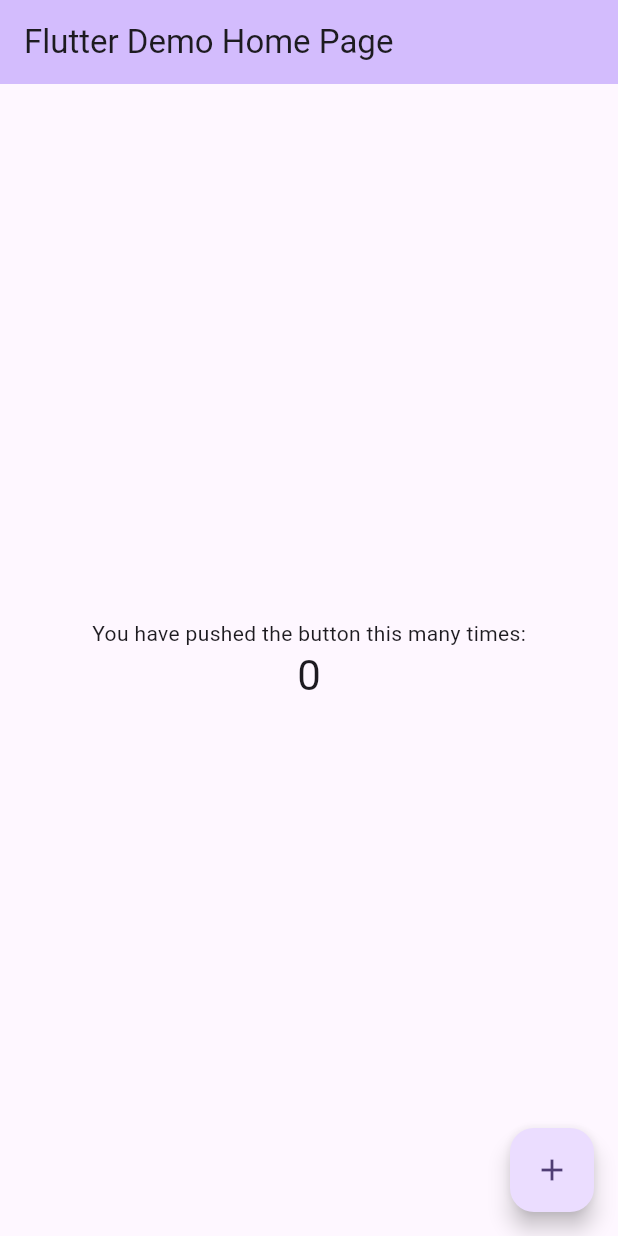
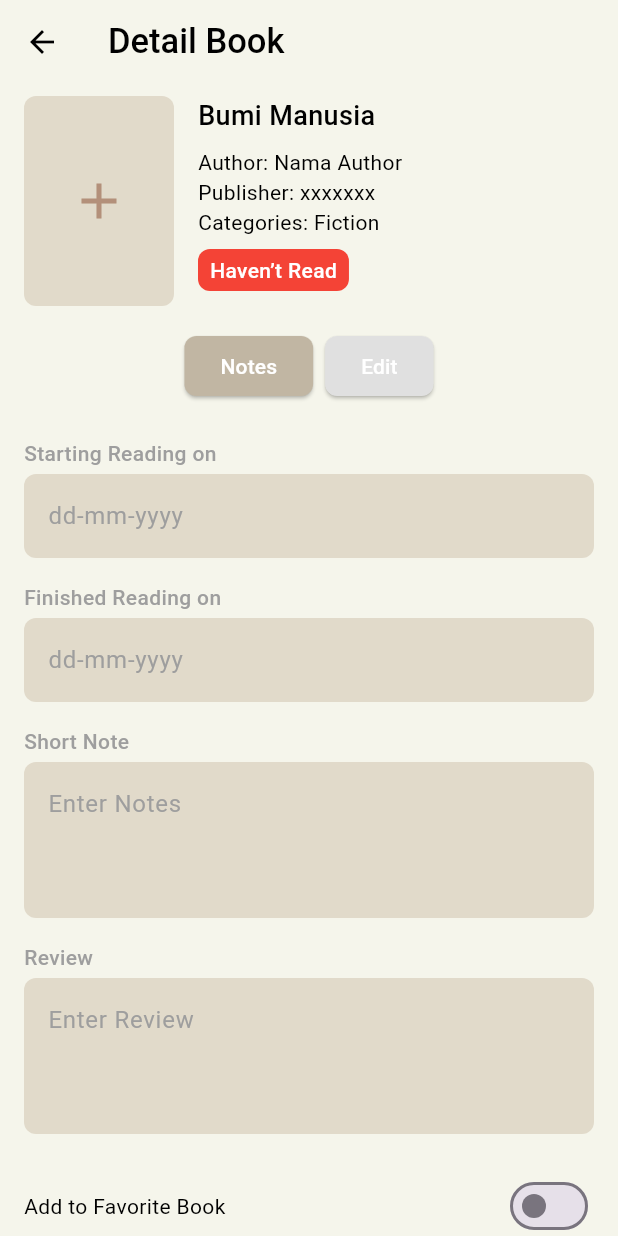
Before and after one commit to AnnisaFadila069/FP-TeknologiBerkembang, a Flutter app: the screen it shows after launch, on a phone screen of 412 x 824 dp. Run offline on Flutter 3.47's test engine with Material 3 defaults, Android fonts, the phone set to English and light mode, and no system bars; Roboto replaces fonts that are missing (BeVietnamPro).

Commit message:
commit pertama

```diff
--- /dev/null
+++ b/lib/custom_widgets.dart
@@ -0,0 +1,120 @@
+// File: custom_widgets.dart
+
+import 'package:flutter/material.dart';
+
+class CustomTextField extends StatelessWidget {
+  final String label;
+  final String hintText;
+  final int maxLines;
+
+  const CustomTextField({
+    super.key,
+    required this.label,
+    required this.hintText,
+    this.maxLines = 1,
+  });
+
+  @override
+  Widget build(BuildContext context) {
+    return Padding(
+      padding: const EdgeInsets.symmetric(vertical: 8.0),
+      child: Column(
+        crossAxisAlignment: CrossAxisAlignment.start,
+        children: [
+          Text(
+            label,
+            style: const TextStyle(
+              fontFamily: 'BeVietnamPro',
+              fontSize: 14,
+              fontWeight: FontWeight.w500,
+              color: Colors.grey,
+            ),
+          ),
+          const SizedBox(height: 4),
+          TextField(
+            maxLines: maxLines,
+            decoration: InputDecoration(
+              filled: true,
+              fillColor: const Color(0xFFE1DACA),
+              hintText: hintText,
+              hintStyle: const TextStyle(color: Colors.grey),
+              border: OutlineInputBorder(
+                borderRadius: BorderRadius.circular(8),
+                borderSide: BorderSide.none,
+              ),
+            ),
+          ),
+        ],
+      ),
+    );
+  }
+}
+
+class CustomDropdown extends StatelessWidget {
+  final String label;
+  final List<String> items;
+  final String value;
+  final ValueChanged<String?>? onChanged;
+
+  const CustomDropdown({
+    super.key,
+    required this.label,
+    required this.items,
+    required this.value,
+    this.onChanged,
+  });
+
+  @override
+  Widget build(BuildContext context) {
+    return Padding(
+      padding: const EdgeInsets.symmetric(vertical: 8.0),
+      child: Column(
+        crossAxisAlignment: CrossAxisAlignment.start,
+        children: [
+          Text(
+            label,
+            style: const TextStyle(
+              fontFamily: 'BeVietnamPro',
+              fontSize: 14,
+              fontWeight: FontWeight.w500,
+              color: Colors.grey,
+            ),
+          ),
+          const SizedBox(height: 4),
+          Container(
+            padding: const EdgeInsets.symmetric(horizontal: 12),
+            decoration: BoxDecoration(
+              color: const Color(0xFFE1DACA),
+              borderRadius: BorderRadius.circular(8),
+            ),
+            child: DropdownButtonHideUnderline(
+              child: DropdownButton<String>(
+                isExpanded: true,
+                value: value,
+                items: items.map((String value) {
+                  return DropdownMenuItem<String>(
+                    value: value,
+                    child: Text(
+                      value,
+                      style: const TextStyle(
+                        fontSize: 14,
+                        color: Colors.black,
+                      ),
+                    ),
+                  );
+                }).toList(),
+                onChanged: onChanged,
+                dropdownColor: const Color(0xFFF5F5EB),
+                style: const TextStyle(
+                  fontFamily: 'BeVietnamPro',
+                  fontSize: 14,
+                  color: Colors.black,
+                ),
+              ),
+            ),
+          ),
+        ],
+      ),
+    );
+  }
+}
--- /dev/null
+++ b/lib/detail_edit.dart
@@ -0,0 +1,337 @@
+import 'package:flutter/material.dart';
+import 'custom_widgets.dart';
+
+class BookDetailPage extends StatefulWidget {
+  const BookDetailPage({super.key});
+
+  @override
+  State<BookDetailPage> createState() => _BookDetailPageState();
+}
+
+class _BookDetailPageState extends State<BookDetailPage> {
+  String selectedCategory = 'Fiction';
+  String selectedStatus = 'Haven’t Read';
+  bool isEditing = false;
+  String imagePath = '';
+
+  final TextEditingController titleController =
+      TextEditingController(text: "Bumi Manusia");
+  final TextEditingController authorController =
+      TextEditingController(text: "Nama Author");
+  final TextEditingController publisherController =
+      TextEditingController(text: "xxxxxxx");
+  final TextEditingController descriptionController = TextEditingController();
+
+  @override
+  Widget build(BuildContext context) {
+    return Scaffold(
+      backgroundColor: const Color(0xFFF5F5EB),
+      appBar: AppBar(
+        backgroundColor: const Color(0xFFF5F5EB),
+        elevation: 0,
+        leading: IconButton(
+          icon: const Icon(Icons.arrow_back, color: Colors.black),
+          onPressed: () {
+            Navigator.pop(context);
+          },
+        ),
+        title: const Text(
+          'Detail Book',
+          style: TextStyle(
+            fontFamily: 'BeVietnamPro',
+            color: Colors.black,
+            fontSize: 23,
+            fontWeight: FontWeight.w500,
+          ),
+        ),
+      ),
+      body: SingleChildScrollView(
+        child: Padding(
+          padding: const EdgeInsets.symmetric(horizontal: 16.0, vertical: 8.0),
+          child: Column(
+            children: [
+              Row(
+                crossAxisAlignment: CrossAxisAlignment.start,
+                children: [
+                  GestureDetector(
+                    onTap: () async {
+                      // Fungsi untuk memilih gambar
+                    },
+                    child: Container(
+                      width: 100,
+                      height: 140,
+                      decoration: BoxDecoration(
+                        color: const Color(0xFFE1DACA),
+                        borderRadius: BorderRadius.circular(8),
+                        image: imagePath.isNotEmpty
+                            ? DecorationImage(
+                                image: AssetImage(imagePath),
+                                fit: BoxFit.cover,
+                              )
+                            : null,
+                      ),
+                      child: imagePath.isEmpty
+                          ? const Icon(Icons.add,
+                              size: 40, color: Color(0xFFB3907A))
+                          : null,
+                    ),
+                  ),
+                  const SizedBox(width: 16),
+                  Expanded(
+                    child: Column(
+                      crossAxisAlignment: CrossAxisAlignment.start,
+                      children: [
+                        Text(
+                          titleController.text,
+                          style: const TextStyle(
+                            fontFamily: 'BeVietnamPro',
+                            fontSize: 18,
+                            fontWeight: FontWeight.w500,
+                            color: Colors.black,
+                          ),
+                        ),
+                        const SizedBox(height: 8),
+                        Text(
+                          'Author: ${authorController.text}',
+                          style: const TextStyle(
+                            fontFamily: 'BeVietnamPro',
+                            fontSize: 14,
+                            fontWeight: FontWeight.w400,
+                            color: Colors.black,
+                          ),
+                        ),
+                        Text(
+                          'Publisher: ${publisherController.text}',
+                          style: const TextStyle(
+                            fontFamily: 'BeVietnamPro',
+                            fontSize: 14,
+                            fontWeight: FontWeight.w400,
+                            color: Colors.black,
+                          ),
+                        ),
+                        Text(
+                          'Categories: $selectedCategory',
+                          style: const TextStyle(
+                            fontFamily: 'BeVietnamPro',
+                            fontSize: 14,
+                            fontWeight: FontWeight.w400,
+                            color: Colors.black,
+                          ),
+                        ),
+                        const SizedBox(height: 8),
+                        Container(
+                          padding: const EdgeInsets.symmetric(
+                            horizontal: 8,
+                            vertical: 4,
+                          ),
+                          decoration: BoxDecoration(
+                            color: selectedStatus == 'Haven’t Read'
+                            ? Colors.red
+                            : selectedStatus == 'Reading'
+                            ? Colors.orange
+                            : Colors.green,
+                            borderRadius: BorderRadius.circular(8),
+                          ),
+                          child: Text(
+                            selectedStatus,
+                            style: const TextStyle(
+                              fontFamily: 'BeVietnamPro',
+                              fontSize: 14,
+                              fontWeight: FontWeight.w500,
+                              color: Colors.white,
+                            ),
+                          ),
+                        ),
+                      ],
+                    ),
+                  ),
+                ],
+              ),
+              const SizedBox(height: 16),
+              Row(
+                mainAxisAlignment: MainAxisAlignment.center,
+                children: [
+                  ElevatedButton(
+                    onPressed: () {
+                      setState(() {
+                        isEditing = false;
+                      });
+                    },
+                    style: ElevatedButton.styleFrom(
+                      backgroundColor: !isEditing
+                          ? const Color(0xFFC1B6A3)
+                          : Colors.grey.shade300,
+                      shape: RoundedRectangleBorder(
+                        borderRadius: BorderRadius.circular(8),
+                      ),
+                    ),
+                    child: const Text(
+                      'Notes',
+                      style: TextStyle(
+                        fontFamily: 'BeVietnamPro',
+                        color: Colors.white,
+                        fontWeight: FontWeight.w500,
+                      ),
+                    ),
+                  ),
+                  const SizedBox(width: 8),
+                  ElevatedButton(
+                    onPressed: () {
+                      setState(() {
+                        isEditing = true;
+                      });
+                    },
+                    style: ElevatedButton.styleFrom(
+                      backgroundColor: isEditing
+                          ? const Color(0xFFC1B6A3)
+                          : Colors.grey.shade300,
+                      shape: RoundedRectangleBorder(
+                        borderRadius: BorderRadius.circular(8),
+                      ),
+                    ),
+                    child: const Text(
+                      'Edit',
+                      style: TextStyle(
+                        fontFamily: 'BeVietnamPro',
+                        color: Colors.white,
+                        fontWeight: FontWeight.w500,
+                      ),
+                    ),
+                  ),
+                ],
+              ),
+              const SizedBox(height: 16),
+              isEditing ? buildEditForm() : buildNotesForm(),
+            ],
+          ),
+        ),
+      ),
+    );
+  }
+
+  Widget buildNotesForm() {
+    return Column(
+      crossAxisAlignment: CrossAxisAlignment.start,
+      children: [
+        const CustomTextField(label: 'Starting Reading on', hintText: 'dd-mm-yyyy'),
+        const CustomTextField(label: 'Finished Reading on', hintText: 'dd-mm-yyyy'),
+        const CustomTextField(label: 'Short Note', hintText: 'Enter Notes', maxLines: 3),
+        const CustomTextField(label: 'Review', hintText: 'Enter Review', maxLines: 3),
+        const SizedBox(height: 16),
+        Row(
+          mainAxisAlignment: MainAxisAlignment.spaceBetween,
+          children: [
+            const Text(
+              'Add to Favorite Book',
+              style: TextStyle(
+                fontFamily: 'BeVietnamPro',
+                fontSize: 14,
+                color: Colors.black,
+              ),
+            ),
+            Switch(value: false, onChanged: (val) {}),
+          ],
+        ),
+        const SizedBox(height: 16),
+        Center(
+          child: ElevatedButton(
+            onPressed: () {
+              // Simpan data
+            },
+            style: ElevatedButton.styleFrom(
+              backgroundColor: const Color(0xFFC1B6A3),
+              shape: RoundedRectangleBorder(
+                borderRadius: BorderRadius.circular(8),
+              ),
+              padding: const EdgeInsets.symmetric(horizontal: 32, vertical: 12),
+            ),
+            child: const Text(
+              'SAVE',
+              style: TextStyle(
+                fontFamily: 'BeVietnamPro',
+                color: Colors.white,
+                fontWeight: FontWeight.w500,
+              ),
+            ),
+          ),
+        ),
+      ],
+    );
+  }
+
+  Widget buildEditForm() {
+  return Column(
+    crossAxisAlignment: CrossAxisAlignment.start,
+    children: [
+      CustomTextField(label: 'Title', hintText: titleController.text),
+      CustomTextField(label: 'Author', hintText: authorController.text),
+      CustomTextField(label: 'Publisher', hintText: publisherController.text),
+      CustomDropdown(
+        label: 'Categories',
+        items: ['Fiction', 'Non-Fiction', 'Sci-Fi'],
+        value: selectedCategory,
+        onChanged: (value) {
+          setState(() {
+            selectedCategory = value!;
+          });
+        },
+      ),
+      CustomDropdown(
+        label: 'Status',
+        items: ['Haven’t Read', 'Reading', 'Finished'],
+        value: selectedStatus,
+        onChanged: (value) {
+          setState(() {
+            selectedStatus = value!;
+          });
+        },
+      ),
+      CustomTextField(label: 'Description', hintText: descriptionController.text, maxLines: 5),
+      const SizedBox(height: 16),
+      Row(
+        mainAxisAlignment: MainAxisAlignment.spaceBetween,
+        children: [
+          ElevatedButton(
+            onPressed: () {
+              // Hapus buku
+            },
+            style: ElevatedButton.styleFrom(
+              backgroundColor: Colors.grey.shade300, // Warna tombol DELETE
+              shape: RoundedRectangleBorder(
+                borderRadius: BorderRadius.circular(8),
+              ),
+            ),
+            child: const Text(
+              'DELETE',
+              style: TextStyle(
+                fontFamily: 'BeVietnamPro',
+                color: Colors.white,
+                fontWeight: FontWeight.w500,
+              ),
+            ),
+          ),
+          ElevatedButton(
+            onPressed: () {
+              // Save perubahan
+            },
+            style: ElevatedButton.styleFrom(
+              backgroundColor: const Color(0xFFC1B6A3), // Warna tombol SAVE
+              shape: RoundedRectangleBorder(
+                borderRadius: BorderRadius.circular(8),
+              ),
+            ),
+            child: const Text(
+              'SAVE',
+              style: TextStyle(
+                fontFamily: 'BeVietnamPro',
+                color: Colors.white,
+                fontWeight: FontWeight.w500,
+              ),
+            ),
+          ),
+        ],
+      ),
+    ],
+  );
+}
+}
--- a/lib/main.dart
+++ b/lib/main.dart
@@ -1,4 +1,5 @@
 import 'package:flutter/material.dart';
+import 'detail_edit.dart'; // Sesuaikan dengan nama file Anda
 
 void main() {
   runApp(const MyApp());
@@ -7,120 +8,15 @@ void main() {
 class MyApp extends StatelessWidget {
   const MyApp({super.key});
 
-  // This widget is the root of your application.
-  // This widget is the root of your application.
   @override
   Widget build(BuildContext context) {
     return MaterialApp(
-      title: 'Flutter Demo',
+      debugShowCheckedModeBanner: false,
+      title: 'Book Detail App',
       theme: ThemeData(
-        // This is the theme of your application.
-        //
-        // TRY THIS: Try running your application with "flutter run". You'll see
-        // the application has a purple toolbar. Then, without quitting the app,
-        // try changing the seedColor in the colorScheme below to Colors.green
-        // and then invoke "hot reload" (save your changes or press the "hot
-        // reload" button in a Flutter-supported IDE, or press "r" if you used
-        // the command line to start the app).
-        //
-        // Notice that the counter didn't reset back to zero; the application
-        // state is not lost during the reload. To reset the state, use hot
-        // restart instead.
-        //
-        // This works for code too, not just values: Most code changes can be
-        // tested with just a hot reload.
-        colorScheme: ColorScheme.fromSeed(seedColor: Colors.deepPurple),
-        useMaterial3: true,
+        primarySwatch: Colors.brown,
       ),
-      home: const MyHomePage(title: 'Flutter Demo Home Page'),
+      home: const BookDetailPage(), // Menggunakan halaman BookDetailPage
     );
   }
 }
-
-class MyHomePage extends StatefulWidget {
-  const MyHomePage({super.key, required this.title});
-
-  // This widget is the home page of your application. It is stateful, meaning
-  // that it has a State object (defined below) that contains fields that affect
-  // how it looks.
-
-  // This class is the configuration for the state. It holds the values (in this
-  // case the title) provided by the parent (in this case the App widget) and
-  // used by the build method of the State. Fields in a Widget subclass are
-  // always marked "final".
-
-  final String title;
-
-  @override
-  State<MyHomePage> createState() => _MyHomePageState();
-}
-
-class _MyHomePageState extends State<MyHomePage> {
-  int _counter = 0;
-
-  void _incrementCounter() {
-    setState(() {
-      // This call to setState tells the Flutter framework that something has
-      // changed in this State, which causes it to rerun the build method below
-      // so that the display can reflect the updated values. If we changed
-      // _counter without calling setState(), then the build method would not be
-      // called again, and so nothing would appear to happen.
-      _counter++;
-    });
-  }
-
-  @override
-  Widget build(BuildContext context) {
-    // This method is rerun every time setState is called, for instance as done
-    // by the _incrementCounter method above.
-    //
-    // The Flutter framework has been optimized to make rerunning build methods
-    // fast, so that you can just rebuild anything that needs updating rather
-    // than having to individually change instances of widgets.
-    return Scaffold(
-      appBar: AppBar(
-        // TRY THIS: Try changing the color here to a specific color (to
-        // Colors.amber, perhaps?) and trigger a hot reload to see the AppBar
-        // change color while the other colors stay the same.
-        backgroundColor: Theme.of(context).colorScheme.inversePrimary,
-        // Here we take the value from the MyHomePage object that was created by
-        // the App.build method, and use it to set our appbar title.
-        title: Text(widget.title),
-      ),
-      body: Center(
-        // Center is a layout widget. It takes a single child and positions it
-        // in the middle of the parent.
-        child: Column(
-          // Column is also a layout widget. It takes a list of children and
-          // arranges them vertically. By default, it sizes itself to fit its
-          // children horizontally, and tries to be as tall as its parent.
-          //
-          // Column has various properties to control how it sizes itself and
-          // how it positions its children. Here we use mainAxisAlignment to
-          // center the children vertically; the main axis here is the vertical
-          // axis because Columns are vertical (the cross axis would be
-          // horizontal).
-          //
-          // TRY THIS: Invoke "debug painting" (choose the "Toggle Debug Paint"
-          // action in the IDE, or press "p" in the console), to see the
-          // wireframe for each widget.
-          mainAxisAlignment: MainAxisAlignment.center,
-          children: <Widget>[
-            const Text(
-              'You have pushed the button this many times:',
-            ),
-            Text(
-              '$_counter',
-              style: Theme.of(context).textTheme.headlineMedium,
-            ),
-          ],
-        ),
-      ),
-      floatingActionButton: FloatingActionButton(
-        onPressed: _incrementCounter,
-        tooltip: 'Increment',
-        child: const Icon(Icons.add),
-      ), // This trailing comma makes auto-formatting nicer for build methods.
-    );
-  }
-}
```
